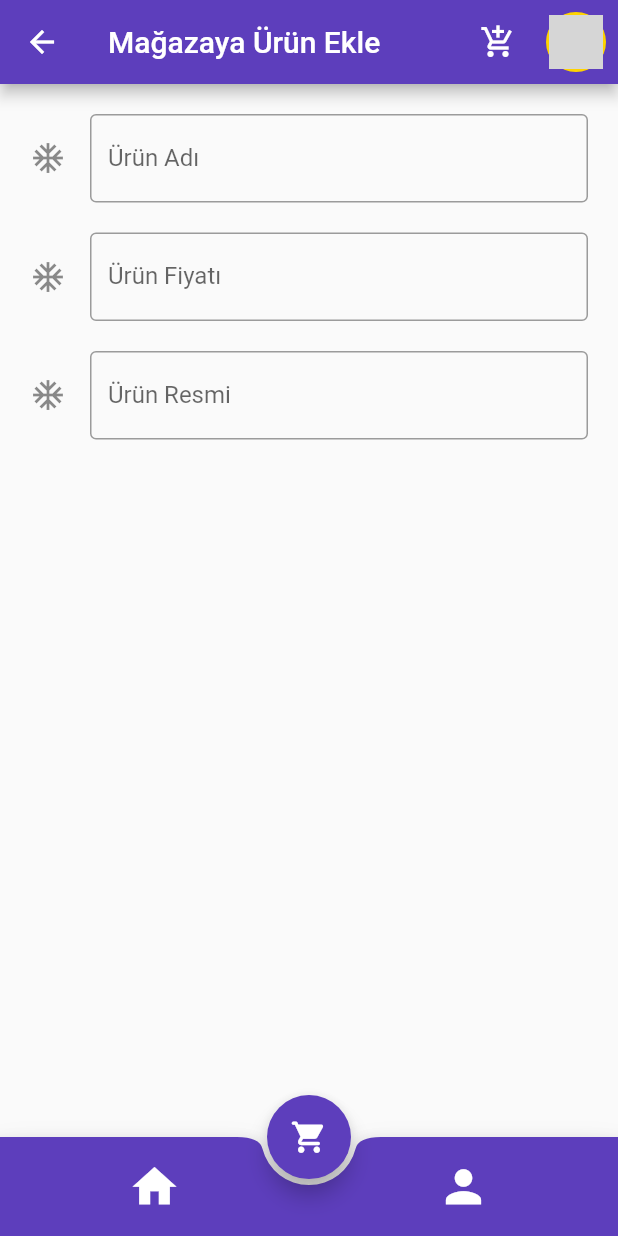
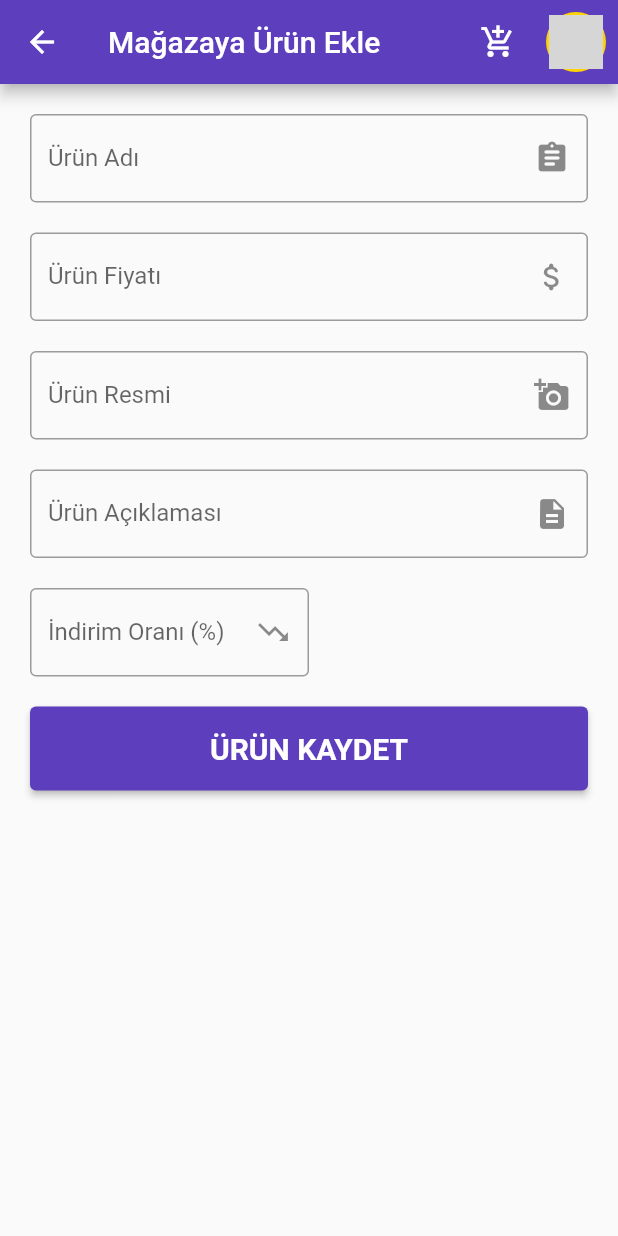
Before and after one commit to clopylol/Flutter_Grocery_App, a Flutter app: the AdminAddProductPage screen opened by its route, on a phone screen of 412 x 824 dp. Run offline on Flutter 3.47's test engine with Material 2 defaults, Android fonts, the phone set to English and light mode, and no system bars; our stand-ins replace logger; network calls fail; grey boxes are pictures that could not be loaded.

Commit message:
admin add product page connected fb service

```diff
--- a/lib/core/models/products_model.dart
+++ b/lib/core/models/products_model.dart
@@ -1,16 +1,18 @@
 class Product {
   String imageUrl;
   String name;
+  String description;
   int money;
 
   String key;
 
-  Product({this.imageUrl, this.money, this.name});
+  Product({this.imageUrl, this.money, this.name, this.description});
 
   Product.fromJson(Map<String, dynamic> json) {
     imageUrl = json['imageUrl'];
     money = json['money'];
     name = json['name'];
+    description = json['description'];
   }
 
   Map<String, dynamic> toJson() {
@@ -18,6 +20,7 @@ class Product {
     data['imageUrl'] = this.imageUrl;
     data['money'] = this.money;
     data['name'] = this.name;
+    data['description'] = this.description;
     return data;
   }
 }
--- a/lib/screens/admin/admin_add_product_page.dart
+++ b/lib/screens/admin/admin_add_product_page.dart
@@ -1,4 +1,6 @@
 import 'package:flutter/material.dart';
+import 'package:grocery_app/core/models/products_model.dart';
+import 'package:grocery_app/core/services/api_service.dart';
 import 'package:grocery_app/ui/styles/color_style.dart';
 import 'package:grocery_app/ui/widgets/bottom_navigator_bar.dart';
 
@@ -16,6 +18,8 @@ class _AdminAddProductPageState extends State<AdminAddProductPage> {
   TextEditingController controllerName = TextEditingController();
   TextEditingController controllerPrice = TextEditingController();
   TextEditingController controllerImageUrl = TextEditingController();
+  TextEditingController controllerDescription = TextEditingController();
+  TextEditingController controllerDiscount = TextEditingController();
 
   //TextEdittingControllerdaki String'in boş olup olmadığını kontrol için kullandık.
   String validatorStr(val) {
@@ -28,11 +32,104 @@ class _AdminAddProductPageState extends State<AdminAddProductPage> {
   //TextEdittingController'ın boş olup olmadığını ve sayi olup olmadığını kontrol için kullandık.
   String validatorInt(val) {
     if (val.isEmpty) {
-      return "Lütfen bu alanı boş bırakmayın !";
+      return "Lütfen geçerli bir fiyat girin !";
     } else if (double.tryParse(val) == null) {
-      return "Lütfen bir sayı giriniz !";
+      return "Lütfen geçerli bir fiyat girin !";
     }
     return null;
+  }
+
+  //Servisimize datalarımızı gönderelim.
+  dynamic postAddProduct() async {
+    var model = Product(
+      name: controllerName.text,
+      money: int.parse(controllerPrice.text),
+      imageUrl: controllerImageUrl.text,
+      description: controllerDescription.text,
+    );
+    await ApiService.getInstance()
+        .addProducts(model)
+        .then((value) => clearTextController());
+  }
+
+  //Datları gönderdikten sonra text controller'ları temizleyelim
+  void clearTextController() {
+    controllerName.clear();
+    controllerPrice.clear();
+    controllerImageUrl.clear();
+    controllerDescription.clear();
+    controllerDiscount.clear();
+  }
+
+  //Kullanıcı ürünü eklemek istediğe dair bir onay al.
+  //Bunu dinamik bir hale getirip widget olarak ekle.
+  //Text buttonu da dinamik yap..
+  //Style felan filan bunları da dinamik yap.
+  void _showDialog() {
+    showDialog(
+      context: context,
+      builder: (BuildContext context) {
+        return AlertDialog(
+          title: Text("Ürün Eklensin Mi ?"),
+          content: RichText(
+            text: TextSpan(
+              style: TextStyle(color: Colors.black, fontSize: 18),
+              children: [
+                TextSpan(
+                    text: '${controllerName.text}',
+                    style: TextStyle(
+                        fontWeight: FontWeight.bold, color: colorPrimary)),
+                TextSpan(text: ' adlı ürün,'),
+                TextSpan(
+                    text: '${controllerPrice.text}₺ ',
+                    style: TextStyle(
+                        fontWeight: FontWeight.bold, color: colorPrimary)),
+                TextSpan(text: 'olarak mağazaya eklensin mi ?'),
+              ],
+            ),
+          ),
+          actions: [
+            TextButton(
+              child: Text(
+                "İptal",
+                style:
+                    TextStyle(fontWeight: FontWeight.bold, color: colorPrimary),
+              ),
+              onPressed: () {
+                Navigator.of(context).pop();
+              },
+            ),
+            TextButton(
+              child: Text(
+                "Ekle",
+                style:
+                    TextStyle(fontWeight: FontWeight.bold, color: colorPrimary),
+              ),
+              onPressed: () {
+                postAddProduct();
+                Navigator.of(context).pop();
+                _showAlert('Ürün Başarıyla Eklendi !', 'Tamam', Colors.green);
+              },
+            ),
+          ],
+        );
+      },
+    );
+  }
+
+  //Ürünün Eklendiğine Dair Kullanıcıya bir bilgi verelim.
+  _showAlert(String alertTxt, String alertButtonTxt, Color alertColor) {
+    return ScaffoldMessenger.of(context).showSnackBar(
+      SnackBar(
+        backgroundColor: alertColor,
+        content: Text('$alertTxt'),
+        duration: Duration(seconds: 2),
+        action: SnackBarAction(
+          label: '$alertButtonTxt',
+          onPressed: () {},
+        ),
+      ),
+    );
   }
 
   @override
@@ -67,12 +164,13 @@ class _AdminAddProductPageState extends State<AdminAddProductPage> {
           ),
         ],
       ),
-      bottomNavigationBar: bottomNavigatorBarWidget(context),
-      floatingActionButton:
-          floatingActionButtonWidget(context, Icons.shopping_cart_rounded, ""),
-      floatingActionButtonLocation: FloatingActionButtonLocation.centerDocked,
+      //bottomNavigationBar: bottomNavigatorBarWidget(context),
+      // floatingActionButton:
+      //     floatingActionButtonWidget(context, Icons.shopping_cart_rounded, ""),
+      // floatingActionButtonLocation: FloatingActionButtonLocation.centerDocked,
       body: SingleChildScrollView(
         child: Form(
+          autovalidateMode: AutovalidateMode.onUserInteraction,
           key: _formKey,
           child: Center(
             child: Padding(
@@ -83,21 +181,51 @@ class _AdminAddProductPageState extends State<AdminAddProductPage> {
                   textFormWidget(
                     controller: controllerName,
                     validator: this.validatorStr,
-                    inputIcon: Icons.ac_unit_sharp,
+                    inputIcon: Icons.assignment_rounded,
                     inputText: 'Ürün Adı',
                   ),
                   textFormWidget(
                     controller: controllerPrice,
                     validator: this.validatorInt,
-                    inputIcon: Icons.ac_unit_sharp,
+                    inputIcon: Icons.attach_money_rounded,
                     inputText: 'Ürün Fiyatı',
+                    keyboardType: TextInputType.number,
                   ),
                   textFormWidget(
                     controller: controllerImageUrl,
                     validator: this.validatorStr,
-                    inputIcon: Icons.ac_unit_sharp,
+                    inputIcon: Icons.add_a_photo,
                     inputText: 'Ürün Resmi',
                   ),
+                  textFormWidget(
+                    controller: controllerDescription,
+                    validator: this.validatorStr,
+                    inputIcon: Icons.description,
+                    inputText: 'Ürün Açıklaması',
+                  ),
+
+                  //İndirim oranı ve ...
+                  Row(
+                    children: [
+                      Expanded(
+                        flex: 2,
+                        child: textFormWidget(
+                          controller: controllerDiscount,
+                          validator: this.validatorStr,
+                          inputIcon: Icons.trending_down,
+                          inputText: 'İndirim Oranı (%)',
+                          keyboardType: TextInputType.number,
+                        ),
+                      ),
+                      Expanded(
+                        flex: 2,
+                        child: SizedBox(),
+                      ),
+                    ],
+                  ),
+
+                  //Kaydet Buttonu
+                  saveButtonWidget(buttonName: 'ÜRÜN KAYDET'),
                 ],
               ),
             ),
@@ -108,17 +236,19 @@ class _AdminAddProductPageState extends State<AdminAddProductPage> {
   }
 
 //  Kalıp Text Form Field
-  Widget textFormWidget({
-    controller,
-    validator,
-    inputIcon,
-    inputText,
-  }) {
+  Widget textFormWidget(
+      {dynamic controller,
+      dynamic validator,
+      IconData inputIcon,
+      String inputText,
+      TextInputType keyboardType}) {
     return Column(
       children: [
         TextFormField(
+          cursorColor: colorPrimary,
           controller: controller,
           validator: validator,
+          keyboardType: keyboardType,
           decoration: inputDecoration(inputIcon, inputText),
         ),
         Padding(padding: EdgeInsets.symmetric(vertical: 10))
@@ -129,11 +259,35 @@ class _AdminAddProductPageState extends State<AdminAddProductPage> {
   //Kalıp Input Decoration
   InputDecoration inputDecoration(IconData inputIcon, String inputText) {
     return InputDecoration(
-      icon: Icon(inputIcon),
+      //prefixIcon: Icon(inputIcon),
+      suffixIcon: Icon(inputIcon),
+      //icon: Icon(inputIcon),
       border: OutlineInputBorder(),
       labelText: inputText,
-      hasFloatingPlaceholder: true,
+      //hasFloatingPlaceholder: true,
       //şeylerde sıkıntı var validate
     );
   }
+
+  //Ürünü Kaydet buttonu
+  Widget saveButtonWidget({@required String buttonName}) {
+    return Row(
+      mainAxisAlignment: MainAxisAlignment.center,
+      children: [
+        Expanded(
+          child: Container(
+            height: 56,
+            child: ElevatedButton(
+              onPressed: _showDialog,
+              child: Text('$buttonName'),
+              style: ElevatedButton.styleFrom(
+                primary: colorPrimary,
+                textStyle: TextStyle(fontSize: 20, fontWeight: FontWeight.bold),
+              ),
+            ),
+          ),
+        ),
+      ],
+    );
+  }
 }
```
Also changed, not shown: lib/core/services/api_service.dart (+17 -15 lines), lib/main.dart (+7 -0 lines), 1 other file.
